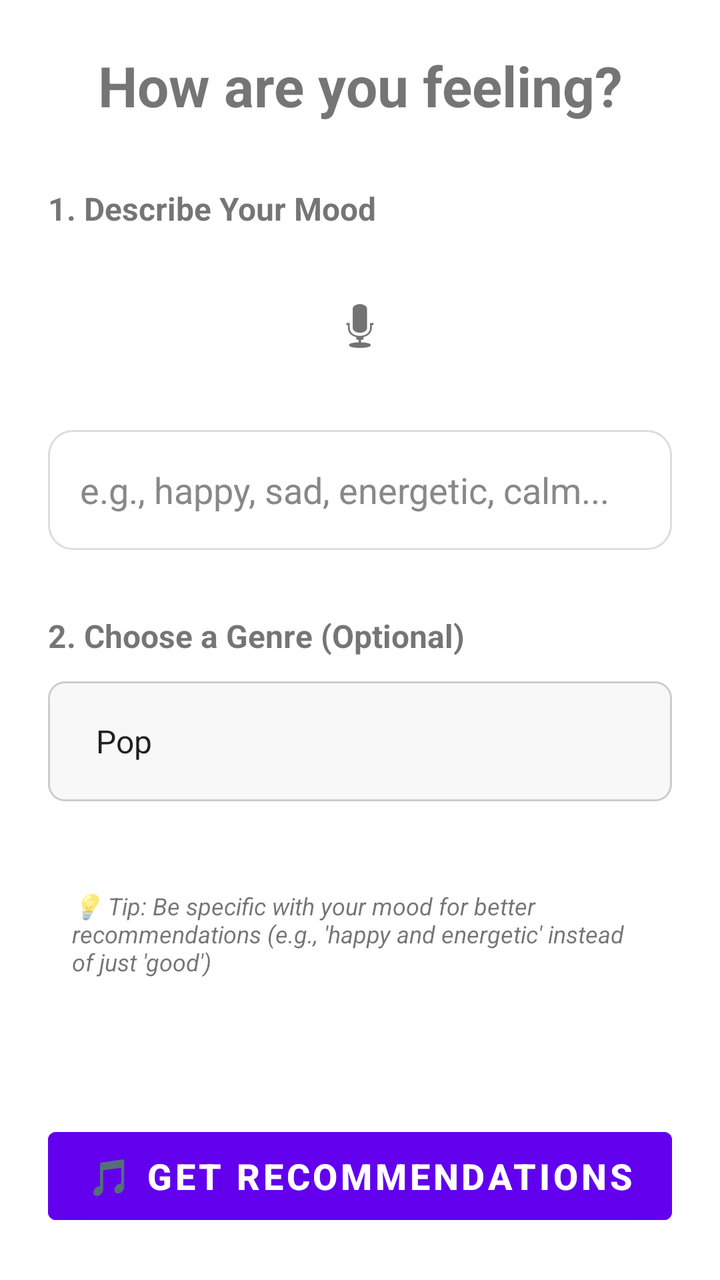
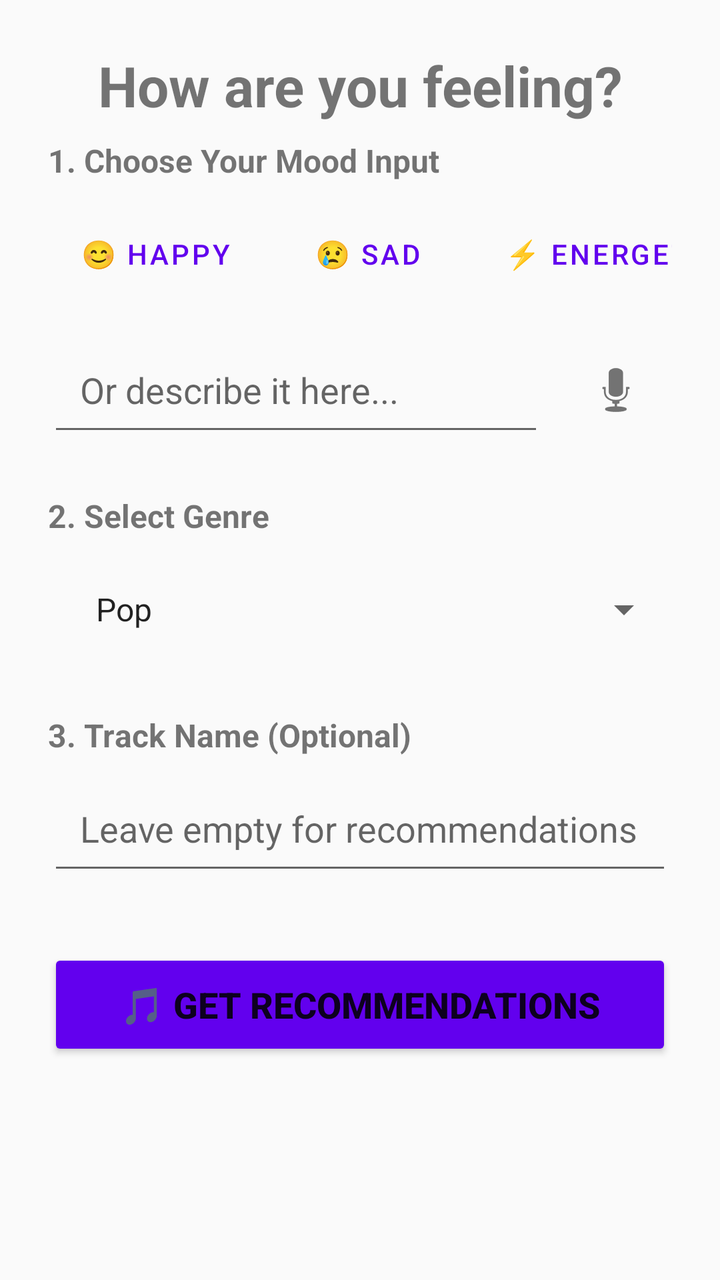

Before-and-after screenshots of an Android layout around one commit, followed by the original layout XML and the change that was made.
<!-- AndroidManifest.xml: application theme Theme.Moodic -->
<!-- res/layout/activity_mood_input.xml -->
<?xml version="1.0" encoding="utf-8"?>
<LinearLayout
    xmlns:android="http://schemas.android.com/apk/res/android"
    android:layout_width="match_parent"
    android:layout_height="match_parent"
    android:orientation="vertical"
    android:padding="24dp">

    
    <TextView
        android:layout_width="match_parent"
        android:layout_height="wrap_content"
        android:text="How are you feeling?"
        android:textSize="28sp"
        android:textStyle="bold"
        android:layout_marginBottom="32dp"
        android:textAlignment="center" />

    
    <TextView
        android:layout_width="match_parent"
        android:layout_height="wrap_content"
        android:text="1. Describe Your Mood"
        android:textSize="16sp"
        android:textStyle="bold"
        android:layout_marginBottom="12dp" />

    
    <ImageButton
        android:id="@+id/micButton"
        android:layout_width="72dp"
        android:layout_height="72dp"
        android:src="@android:drawable/ic_btn_speak_now"
        android:layout_gravity="center"
        android:contentDescription="Voice Input"
        android:layout_marginBottom="16dp"
        android:scaleType="centerInside"
        android:background="?attr/selectableItemBackgroundBorderless"
        android:backgroundTint="@android:color/white" />

    
    <EditText
        android:id="@+id/moodInput"
        android:layout_width="match_parent"
        android:layout_height="60dp"
        android:hint="e.g., happy, sad, energetic, calm..."
        android:inputType="text"
        android:padding="16dp"
        android:layout_marginBottom="32dp"
        android:background="@drawable/rounded_edittext"
        android:textColorHint="@color/hint_color" />

    
    <TextView
        android:layout_width="match_parent"
        android:layout_height="wrap_content"
        android:text="2. Choose a Genre (Optional)"
        android:textSize="16sp"
        android:textStyle="bold"
        android:layout_marginBottom="12dp" />

    <Spinner
        android:id="@+id/genreSpinner"
        android:layout_width="match_parent"
        android:layout_height="60dp"
        android:entries="@array/genre_array"
        android:layout_marginBottom="32dp"
        android:padding="16dp"
        android:background="@drawable/rounded_spinner" />

    
    <TextView
        android:layout_width="match_parent"
        android:layout_height="wrap_content"
        android:text="💡 Tip: Be specific with your mood for better recommendations (e.g., 'happy and energetic' instead of just 'good')"
        android:textSize="12sp"
        android:textStyle="italic"
        android:layout_marginBottom="24dp"
        android:padding="12dp"
        android:background="@drawable/rounded_info_box"
        android:backgroundTint="@android:color/white" />

    
    <ProgressBar
        android:id="@+id/loadingBar"
        android:layout_width="wrap_content"
        android:layout_height="wrap_content"
        android:layout_gravity="center"
        android:layout_marginBottom="24dp"
        android:visibility="gone" />

    
    <View
        android:layout_width="0dp"
        android:layout_height="0dp"
        android:layout_weight="1" />

    
    <Button
        android:id="@+id/analyzeButton"
        android:layout_width="match_parent"
        android:layout_height="56dp"
        android:text="🎵 Get Recommendations"
        android:textSize="18sp"
        android:textStyle="bold"
        android:backgroundTint="#6200EE"
        android:textColor="@android:color/white" />

</LinearLayout>
<!-- resources referenced by this layout -->
<resources>
  <string-array name="genre_array">
                      <item>Pop</item>
                      <item>Rock</item>
                      <item>Jazz</item>
                      <item>Hip-Hop</item>
                      <item>Classical</item>
                      <item>Electronic</item>
                      <item>RNB</item>
              </string-array>
  <color name="hint_color">#888888</color>
  <!-- drawable rounded_edittext (drawable) -->
  <?xml version="1.0" encoding="utf-8"?>
  <shape xmlns:android="http://schemas.android.com/apk/res/android">
      <solid android:color="#FFFFFF" />
      <stroke android:width="1dp" android:color="#DDDDDD" />
      <corners android:radius="12dp" />
      <padding android:left="10dp" android:top="10dp" android:right="10dp" android:bottom="10dp" />
  </shape>
  <!-- drawable rounded_info_box (drawable) -->
  <?xml version="1.0" encoding="utf-8"?>
  <shape xmlns:android="http://schemas.android.com/apk/res/android">
      <solid android:color="#E3F2FD" /> <corners android:radius="10dp" />
  </shape>
  <!-- drawable rounded_spinner (drawable) -->
  <?xml version="1.0" encoding="utf-8"?>
  <shape xmlns:android="http://schemas.android.com/apk/res/android">
      <solid android:color="#F8F8F8" />
      <stroke android:width="1dp" android:color="#CCCCCC" />
      <corners android:radius="8dp" />
  </shape>
  <style name="Theme.Moodic" parent="Theme.MaterialComponents.DayNight.DarkActionBar">
          
          <item name="colorPrimary">@color/purple_500</item>
          <item name="colorPrimaryVariant">@color/purple_700</item>
          <item name="colorOnPrimary">@color/white</item>
          
          <item name="colorSecondary">@color/teal_200</item>
          <item name="colorSecondaryVariant">@color/teal_700</item>
          <item name="colorOnSecondary">@color/black</item>
          
          <item name="android:statusBarColor">?attr/colorPrimaryVariant</item>
          
      </style>
  <color name="purple_500">#FF6200EE</color>
  <color name="purple_700">#FF3700B3</color>
  <color name="white">#FFFFFFFF</color>
  <color name="teal_200">#FF03DAC5</color>
  <color name="teal_700">#FF018786</color>
  <color name="black">#FF000000</color>
</resources>

<!-- the commit's change to res/layout/activity_mood_input.xml (unified diff, before → after) -->
@@ -1,109 +1,139 @@
 <?xml version="1.0" encoding="utf-8"?>
-<LinearLayout
+<ScrollView
     xmlns:android="http://schemas.android.com/apk/res/android"
     android:layout_width="match_parent"
-    android:layout_height="match_parent"
-    android:orientation="vertical"
-    android:padding="24dp">
+    android:layout_height="match_parent">
 
-    
-    <TextView
+    <LinearLayout
         android:layout_width="match_parent"
         android:layout_height="wrap_content"
-        android:text="How are you feeling?"
-        android:textSize="28sp"
-        android:textStyle="bold"
-        android:layout_marginBottom="32dp"
-        android:textAlignment="center" />
+        android:orientation="vertical"
+        android:padding="24dp">
 
-    
-    <TextView
-        android:layout_width="match_parent"
-        android:layout_height="wrap_content"
-        android:text="1. Describe Your Mood"
-        android:textSize="16sp"
-        android:textStyle="bold"
-        android:layout_marginBottom="12dp" />
+        
+        <TextView
+            android:layout_width="match_parent"
+            android:layout_height="wrap_content"
+            android:text="How are you feeling?"
+            android:textSize="28sp"
+            android:textStyle="bold"
+            android:layout_marginBottom="8dp"
+            android:textAlignment="center" />
 
-    
-    <ImageButton
-        android:id="@+id/micButton"
-        android:layout_width="72dp"
-        android:layout_height="72dp"
-        android:src="@android:drawable/ic_btn_speak_now"
-        android:layout_gravity="center"
-        android:contentDescription="Voice Input"
-        android:layout_marginBottom="16dp"
-        android:scaleType="centerInside"
-        android:background="?attr/selectableItemBackgroundBorderless"
-        android:backgroundTint="@android:color/white" />
+        <TextView
+            android:id="@+id/lastMoodHint"
+            android:layout_width="match_parent"
+            android:layout_height="wrap_content"
+            android:textSize="13sp"
+            android:textColor="#888888"
+            android:textAlignment="center"
+            android:layout_marginBottom="20dp"
+            android:visibility="gone" />
 
-    
-    <EditText
-        android:id="@+id/moodInput"
-        android:layout_width="match_parent"
-        android:layout_height="60dp"
-        android:hint="e.g., happy, sad, energetic, calm..."
-        android:inputType="text"
-        android:padding="16dp"
-        android:layout_marginBottom="32dp"
-        android:background="@drawable/rounded_edittext"
-        android:textColorHint="@color/hint_color" />
+        
+        <TextView
+            android:layout_width="match_parent"
+            android:layout_height="wrap_content"
+            android:text="1. Choose Your Mood Input"
+            android:textSize="16sp"
+            android:textStyle="bold"
+            android:layout_marginBottom="12dp" />
 
-    
-    <TextView
-        android:layout_width="match_parent"
-        android:layout_height="wrap_content"
-        android:text="2. Choose a Genre (Optional)"
-        android:textSize="16sp"
-        android:textStyle="bold"
-        android:layout_marginBottom="12dp" />
+        
+        <HorizontalScrollView
+            android:layout_width="match_parent"
+            android:layout_height="wrap_content"
+            android:layout_marginBottom="16dp"
+            android:scrollbars="none">
+            <LinearLayout
+                android:layout_width="wrap_content"
+                android:layout_height="wrap_content"
+                android:orientation="horizontal">
+                <Button android:id="@+id/btnHappy" android:layout_width="wrap_content" android:layout_height="wrap_content" android:text="😊 Happy" android:layout_marginEnd="8dp" style="?attr/materialButtonOutlinedStyle"/>
+                <Button android:id="@+id/btnSad" android:layout_width="wrap_content" android:layout_height="wrap_content" android:text="😢 Sad" android:layout_marginEnd="8dp" style="?attr/materialButtonOutlinedStyle"/>
+                <Button android:id="@+id/btnEnergetic" android:layout_width="wrap_content" android:layout_height="wrap_content" android:text="⚡ Energetic" android:layout_marginEnd="8dp" style="?attr/materialButtonOutlinedStyle"/>
+                <Button android:id="@+id/btnCalm" android:layout_width="wrap_content" android:layout_height="wrap_content" android:text="🧘 Calm" android:layout_marginEnd="8dp" style="?attr/materialButtonOutlinedStyle"/>
+                <Button android:id="@+id/btnAngry" android:layout_width="wrap_content" android:layout_height="wrap_content" android:text="😠 Angry" style="?attr/materialButtonOutlinedStyle"/>
+            </LinearLayout>
+        </HorizontalScrollView>
 
-    <Spinner
-        android:id="@+id/genreSpinner"
-        android:layout_width="match_parent"
-        android:layout_height="60dp"
-        android:entries="@array/genre_array"
-        android:layout_marginBottom="32dp"
-        android:padding="16dp"
-        android:background="@drawable/rounded_spinner" />
+        <LinearLayout
+            android:layout_width="match_parent"
+            android:layout_height="wrap_content"
+            android:orientation="horizontal"
+            android:gravity="center_vertical"
+            android:layout_marginBottom="24dp">
 
-    
-    <TextView
-        android:layout_width="match_parent"
-        android:layout_height="wrap_content"
-        android:text="💡 Tip: Be specific with your mood for better recommendations (e.g., 'happy and energetic' instead of just 'good')"
-        android:textSize="12sp"
-        android:textStyle="italic"
-        android:layout_marginBottom="24dp"
-        android:padding="12dp"
-        android:background="@drawable/rounded_info_box"
-        android:backgroundTint="@android:color/white" />
+            <EditText
+                android:id="@+id/moodInput"
+                android:layout_width="0dp"
+                android:layout_height="56dp"
+                android:layout_weight="1"
+                android:hint="Or describe it here..."
+                android:inputType="text"
+                android:padding="16dp" />
 
-    
-    <ProgressBar
-        android:id="@+id/loadingBar"
-        android:layout_width="wrap_content"
-        android:layout_height="wrap_content"
-        android:layout_gravity="center"
-        android:layout_marginBottom="24dp"
-        android:visibility="gone" />
+            <ImageButton
+                android:id="@+id/voiceInputButton"
+                android:layout_width="56dp"
+                android:layout_height="56dp"
+                android:src="@android:drawable/ic_btn_speak_now"
+                android:background="?attr/selectableItemBackgroundBorderless"
+                android:contentDescription="Voice Input"
+                android:layout_marginStart="8dp" />
+        </LinearLayout>
 
-    
-    <View
-        android:layout_width="0dp"
-        android:layout_height="0dp"
-        android:layout_weight="1" />
+        
+        <TextView
+            android:layout_width="match_parent"
+            android:layout_height="wrap_content"
+            android:text="2. Select Genre"
+            android:textSize="16sp"
+            android:textStyle="bold"
+            android:layout_marginBottom="8dp" />
 
-    
-    <Button
-        android:id="@+id/analyzeButton"
-        android:layout_width="match_parent"
-        android:layout_height="56dp"
-        android:text="🎵 Get Recommendations"
-        android:textSize="18sp"
-        android:textStyle="bold"
-        android:backgroundTint="#6200EE"
-        android:textColor="@android:color/white" />
+        <Spinner
+            android:id="@+id/genreSpinner"
+            android:layout_width="match_parent"
+            android:layout_height="56dp"
+            android:entries="@array/genre_array"
+            android:layout_marginBottom="24dp"
+            android:padding="16dp" />
 
-</LinearLayout>
+        
+        <TextView
+            android:layout_width="match_parent"
+            android:layout_height="wrap_content"
+            android:text="3. Track Name (Optional)"
+            android:textSize="16sp"
+            android:textStyle="bold"
+            android:layout_marginBottom="8dp" />
+
+        <EditText
+            android:id="@+id/trackInput"
+            android:layout_width="match_parent"
+            android:layout_height="56dp"
+            android:hint="Leave empty for recommendations"
+            android:inputType="text"
+            android:padding="16dp"
+            android:layout_marginBottom="32dp" />
+
+        <ProgressBar
+            android:id="@+id/loadingBar"
+            android:layout_width="wrap_content"
+            android:layout_height="wrap_content"
+            android:layout_gravity="center"
+            android:layout_marginBottom="24dp"
+            android:visibility="gone" />
+
+        <Button
+            android:id="@+id/analyzeButton"
+            android:layout_width="match_parent"
+            android:layout_height="56dp"
+            android:text="🎵 Get Recommendations"
+            android:textSize="18sp"
+            android:textStyle="bold"
+            android:backgroundTint="#6200EE" />
+
+    </LinearLayout>
+</ScrollView>
<!-- resource entries referenced after the edit -->
@@ -1,53 +1,30 @@
 <!-- resources referenced by this layout -->
 <resources>
   <string-array name="genre_array">
-                      <item>Pop</item>
-                      <item>Rock</item>
-                      <item>Jazz</item>
-                      <item>Hip-Hop</item>
-                      <item>Classical</item>
-                      <item>Electronic</item>
-                      <item>RNB</item>
-              </string-array>
-  <color name="hint_color">#888888</color>
-  <!-- drawable rounded_edittext (drawable) -->
-  <?xml version="1.0" encoding="utf-8"?>
-  <shape xmlns:android="http://schemas.android.com/apk/res/android">
-      <solid android:color="#FFFFFF" />
-      <stroke android:width="1dp" android:color="#DDDDDD" />
-      <corners android:radius="12dp" />
-      <padding android:left="10dp" android:top="10dp" android:right="10dp" android:bottom="10dp" />
-  </shape>
-  <!-- drawable rounded_info_box (drawable) -->
-  <?xml version="1.0" encoding="utf-8"?>
-  <shape xmlns:android="http://schemas.android.com/apk/res/android">
-      <solid android:color="#E3F2FD" /> <corners android:radius="10dp" />
-  </shape>
-  <!-- drawable rounded_spinner (drawable) -->
-  <?xml version="1.0" encoding="utf-8"?>
-  <shape xmlns:android="http://schemas.android.com/apk/res/android">
-      <solid android:color="#F8F8F8" />
-      <stroke android:width="1dp" android:color="#CCCCCC" />
-      <corners android:radius="8dp" />
-  </shape>
-  <style name="Theme.Moodic" parent="Theme.MaterialComponents.DayNight.DarkActionBar">
-          
+          <item>Pop</item>
+          <item>Rock</item>
+          <item>Jazz</item>
+          <item>Hip-Hop</item>
+          <item>Classical</item>
+          <item>Electronic</item>
+          <item>RNB</item>
+      </string-array>
+  <style name="Theme.Moodic" parent="Theme.MaterialComponents.DayNight.NoActionBar.Bridge">
           <item name="colorPrimary">@color/purple_500</item>
           <item name="colorPrimaryVariant">@color/purple_700</item>
           <item name="colorOnPrimary">@color/white</item>
-          
+  
           <item name="colorSecondary">@color/teal_200</item>
-          <item name="colorSecondaryVariant">@color/teal_700</item>
           <item name="colorOnSecondary">@color/black</item>
-          
+  
           <item name="android:statusBarColor">?attr/colorPrimaryVariant</item>
-          
+  
+          <item name="colorPrimarySurface">?attr/colorPrimary</item>
       </style>
   <color name="purple_500">#FF6200EE</color>
   <color name="purple_700">#FF3700B3</color>
   <color name="white">#FFFFFFFF</color>
   <color name="teal_200">#FF03DAC5</color>
-  <color name="teal_700">#FF018786</color>
   <color name="black">#FF000000</color>
 </resources>
 
